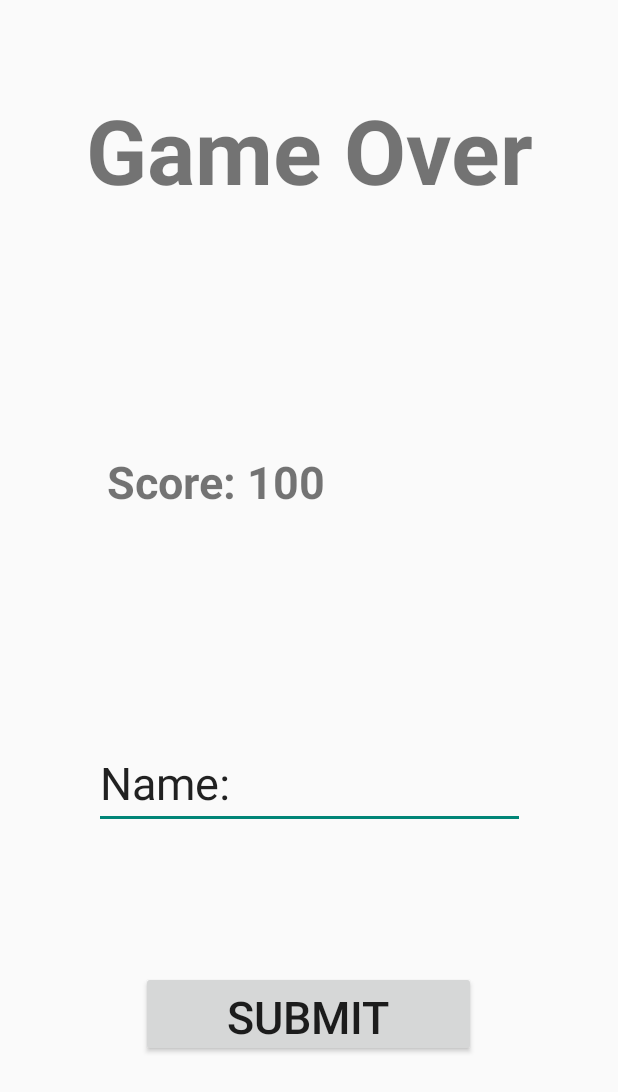
After one commit to KAU0015/Tamz2, an Android app: the GameOverActivity screen opened directly, with no data from a screen before it, on a phone screen of 412 x 824 dp. The commit adds this screen. Shown: the top 1092 px of the screen. Run offline under Robolectric (Android 15) with nearby library versions, the phone set to English and light mode, and no system bars.

Commit message:
Added GameOverActivity, Updated swichting between activities

```diff
--- /dev/null
+++ b/Shooter/app/src/main/java/com/example/shooter/GameOverActivity.java
@@ -0,0 +1,37 @@
+package com.example.shooter;
+
+import androidx.appcompat.app.AppCompatActivity;
+
+import android.app.Activity;
+import android.content.Intent;
+import android.os.Bundle;
+import android.view.View;
+import android.widget.Button;
+import android.widget.EditText;
+import android.widget.TextView;
+
+public class GameOverActivity extends Activity {
+
+    private Button submit;
+    private TextView score;
+    private EditText name;
+    @Override
+    protected void onCreate(Bundle savedInstanceState) {
+        super.onCreate(savedInstanceState);
+        setContentView(R.layout.activity_game_over);
+
+        PlayerUI.getInstance().restart();
+        submit = findViewById(R.id.submit);
+        score = findViewById(R.id.score);
+        name = findViewById(R.id.user_name);
+
+        submit.setOnClickListener(new View.OnClickListener() {
+            @Override
+            public void onClick(View v) {
+                Intent myIntent = new Intent(GameOverActivity.this, MainActivity.class);
+                startActivity(myIntent);
+                finish();
+            }
+        });
+    }
+}
--- a/Shooter/app/src/main/java/com/example/shooter/PlayerUI.java
+++ b/Shooter/app/src/main/java/com/example/shooter/PlayerUI.java
@@ -56,7 +56,7 @@ public class PlayerUI extends GameObject {
         }
     }
 
-    public void minusLife(){
+    public void lostLives(){
         this.lives--;
     }
 
@@ -65,7 +65,7 @@ public class PlayerUI extends GameObject {
     }
 
     public int getNewGameLives(){
-        return 5;
+        return 1;
     }
 
     public void setLevel(int level){
@@ -101,7 +101,6 @@ public class PlayerUI extends GameObject {
     public void restart(){
         this.ammo = 20;
         this.life = 100;
-        this.level = 1;
     }
 
     public int getAmmo() {
--- /dev/null
+++ b/Shooter/app/src/main/res/layout/activity_game_over.xml
@@ -0,0 +1,61 @@
+<?xml version="1.0" encoding="utf-8"?>
+<androidx.constraintlayout.widget.ConstraintLayout xmlns:android="http://schemas.android.com/apk/res/android"
+    xmlns:app="http://schemas.android.com/apk/res-auto"
+    xmlns:tools="http://schemas.android.com/tools"
+    android:layout_width="match_parent"
+    android:layout_height="match_parent"
+    tools:context=".GameOverActivity">
+
+    <TextView
+        android:id="@+id/game_over"
+        android:layout_width="363dp"
+        android:layout_height="91dp"
+        android:text="Game Over"
+        android:textAlignment="center"
+        android:textSize="60dp"
+        android:textStyle="bold"
+        app:layout_constraintBottom_toBottomOf="parent"
+        app:layout_constraintEnd_toEndOf="parent"
+        app:layout_constraintStart_toStartOf="parent"
+        app:layout_constraintTop_toTopOf="parent"
+        app:layout_constraintVertical_bias="0.081" />
+
+    <Button
+        android:id="@+id/submit"
+        android:layout_width="223dp"
+        android:layout_height="57dp"
+        android:text="Submit"
+        android:textSize="30dp"
+        app:layout_constraintBottom_toBottomOf="parent"
+        app:layout_constraintEnd_toEndOf="parent"
+        app:layout_constraintHorizontal_bias="0.499"
+        app:layout_constraintStart_toStartOf="parent"
+        app:layout_constraintTop_toBottomOf="@+id/game_over"
+        app:layout_constraintVertical_bias="0.806" />
+
+    <EditText
+        android:id="@+id/user_name"
+        android:layout_width="287dp"
+        android:layout_height="57dp"
+        android:ems="10"
+        android:inputType="textPersonName"
+        android:text="Name:"
+        android:textSize="30dp"
+        app:layout_constraintBottom_toTopOf="@+id/submit"
+        app:layout_constraintEnd_toEndOf="parent"
+        app:layout_constraintStart_toStartOf="parent"
+        app:layout_constraintTop_toBottomOf="@+id/game_over"
+        app:layout_constraintVertical_bias="0.784" />
+
+    <TextView
+        android:id="@+id/score"
+        android:layout_width="269dp"
+        android:layout_height="45dp"
+        android:text="Score: 100"
+        android:textSize="30dp"
+        android:textStyle="bold"
+        app:layout_constraintBottom_toTopOf="@+id/user_name"
+        app:layout_constraintEnd_toEndOf="parent"
+        app:layout_constraintStart_toStartOf="parent"
+        app:layout_constraintTop_toBottomOf="@+id/game_over" />
+</androidx.constraintlayout.widget.ConstraintLayout>
```
Also changed, not shown: Shooter/app/src/main/AndroidManifest.xml (+9 -6 lines), Shooter/app/src/main/java/com/example/shooter/GameView.java (+13 -5 lines), Shooter/app/src/main/java/com/example/shooter/MainActivity.java (+12 -4 lines).
